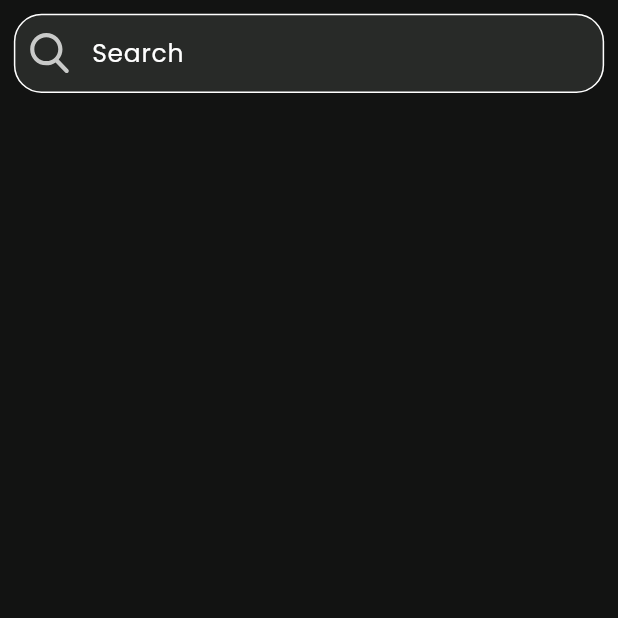
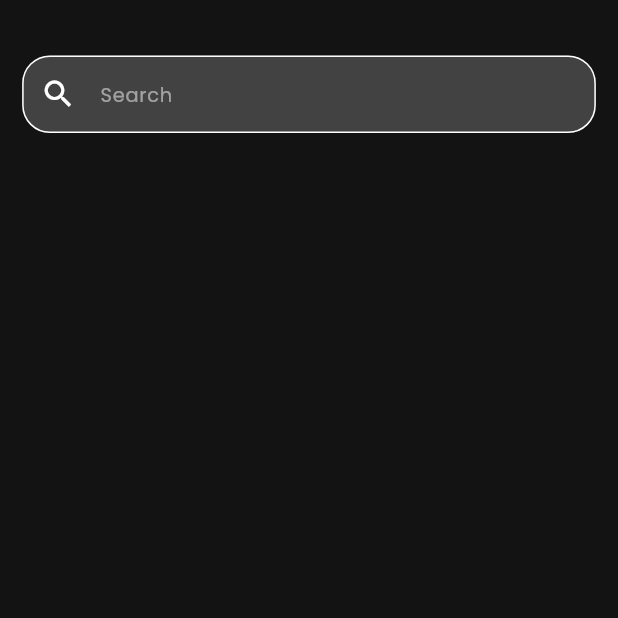
Before and after one commit to Mohamed-Essam-Mohamed/MOVIES-APP, a Flutter app: the SearchScreen screen opened directly, on a phone screen of 412 x 824 dp, the top half of it. Run offline on Flutter 3.47's test engine with Material 3 defaults, Android fonts, the phone set to English and light mode, and no system bars; our stand-ins replace carousel_slider, flutter_screenutil, flutter_svg, gap.

Commit message:
refactor search screen

```diff
--- a/lib/init_app.dart
+++ b/lib/init_app.dart
@@ -3,7 +3,7 @@ import 'package:flutter_screenutil/flutter_screenutil.dart';
 import 'package:flutter_svg/svg.dart';
 import 'package:movies_app/src/feature/browse/browse_screen.dart';
 import 'package:movies_app/src/feature/home/view/home_screen.dart';
-import 'package:movies_app/src/feature/search/search_screen.dart';
+import 'package:movies_app/src/feature/search/view/search_screen.dart';
 import 'package:movies_app/src/feature/watchlist/watchlist_screen.dart';
 import 'package:movies_app/src/utils/app_colors.dart';
 
--- a/lib/src/feature/search/search_screen.dart
+++ /dev/null
@@ -1,50 +0,0 @@
-import 'package:flutter/material.dart';
-import 'package:flutter_screenutil/flutter_screenutil.dart';
-import 'package:flutter_svg/svg.dart';
-import 'package:movies_app/src/utils/app_colors.dart';
-import 'package:movies_app/src/utils/app_text_styles.dart';
-
-class SearchScreen extends StatelessWidget {
-  static const String routeName = 'search screen';
-
-  TextEditingController? controller = TextEditingController();
-  @override
-  Widget build(BuildContext context) {
-    return SafeArea(
-      child: Container(
-        padding: EdgeInsets.all(10.h),
-        child: TextFormField(
-          decoration: InputDecoration(
-            contentPadding:
-                EdgeInsets.symmetric(horizontal: 20.w, vertical: 15.h),
-            filled: true,
-            fillColor: AppColors.darkColor,
-            hintText: 'Search',
-            hintStyle:
-                AppStyles.textStyle18.copyWith(fontWeight: FontWeight.w300),
-            prefixIcon: IconButton(
-              onPressed: () {},
-              icon: SvgPicture.asset(
-                'assets/svg_icons/search-2.svg',
-                height: 30.h,
-                width: 30.w,
-              ),
-            ),
-            enabledBorder: OutlineInputBorder(
-              borderRadius: BorderRadius.circular(20.r),
-              borderSide: BorderSide(color: AppColors.whiteColor),
-            ),
-            focusedBorder: OutlineInputBorder(
-              borderRadius: BorderRadius.circular(20.r),
-              borderSide: BorderSide(color: AppColors.whiteColor),
-            ),
-            errorBorder: OutlineInputBorder(
-              borderRadius: BorderRadius.circular(20.r),
-              borderSide: BorderSide(color: Colors.red),
-            ),
-          ),
-        ),
-      ),
-    );
-  }
-}
--- /dev/null
+++ b/lib/src/feature/search/view/search_screen.dart
@@ -0,0 +1,32 @@
+import 'package:flutter/material.dart';
+import 'package:flutter_screenutil/flutter_screenutil.dart';
+import 'package:gap/gap.dart';
+import 'package:movies_app/src/feature/search/view/widget/custom_text_form_widget.dart';
+
+class SearchScreen extends StatelessWidget {
+  const SearchScreen({super.key});
+
+  @override
+  Widget build(BuildContext context) {
+    String searchQuery = "";
+    return Scaffold(
+        body: SafeArea(
+      child: Padding(
+        padding: EdgeInsets.only(
+          top: 40.h,
+          left: 16.h,
+          right: 16.h,
+        ),
+        child: Column(
+          children: [
+            CustomTextFormWidget(
+              onSubmittedFunction: (searchQueryTextField) {
+                searchQuery = searchQueryTextField;
+              },
+            ),
+          ],
+        ),
+      ),
+    ));
+  }
+}
--- /dev/null
+++ b/lib/src/feature/search/view/widget/custom_text_form_widget.dart
@@ -0,0 +1,50 @@
+import 'package:flutter/material.dart';
+import 'package:flutter_screenutil/flutter_screenutil.dart';
+import 'package:movies_app/src/utils/app_colors.dart';
+import 'package:movies_app/src/utils/app_text_styles.dart';
+
+class CustomTextFormWidget extends StatelessWidget {
+  final Function(String) onSubmittedFunction;
+
+  const CustomTextFormWidget({
+    super.key,
+    required this.onSubmittedFunction,
+  });
+
+  @override
+  Widget build(BuildContext context) {
+    return TextField(
+      onSubmitted: (value) {
+        onSubmittedFunction(value);
+      },
+      cursorColor: AppColors.yellowColor,
+      style: const TextStyle(color: AppColors.whiteColor),
+      decoration: InputDecoration(
+        hintText: "Search",
+        hintStyle: AppStyles.textStyle14.copyWith(
+          color: AppColors.whiteColor.withOpacity(0.5),
+        ),
+        prefixIcon: const Icon(
+          Icons.search,
+          color: AppColors.whiteColor,
+        ),
+        contentPadding: EdgeInsets.symmetric(vertical: 15.h, horizontal: 20.w),
+        filled: true,
+        fillColor: AppColors.greyDarkColor.withOpacity(0.5),
+        border: _outLineInputBorder(color: AppColors.whiteColor),
+        enabledBorder: _outLineInputBorder(color: AppColors.whiteColor),
+        focusedBorder: _outLineInputBorder(color: AppColors.yellowColor),
+      ),
+    );
+  }
+
+  OutlineInputBorder _outLineInputBorder({required Color color}) {
+    return OutlineInputBorder(
+      borderRadius: BorderRadius.circular(20.r),
+      borderSide: BorderSide(
+        color: color,
+        width: 1,
+      ),
+    );
+  }
+}
```
